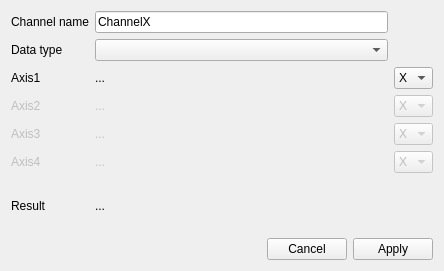
The window that ClearMap/gui/creator/image_group_ctrls.ui (ClearAnatomics/ClearMap) describes before a commit, drawn with Qt 5.
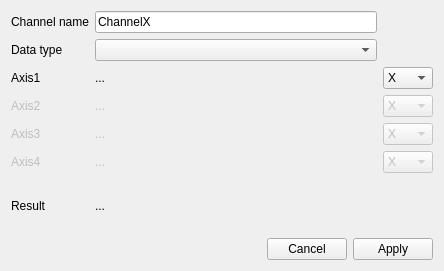
The same window after the commit.

Commit message: GUI: Fixes axes comboboxes width in file path wizzard

The edit to the form file:
```diff
--- a/ClearMap/gui/creator/image_group_ctrls.ui
+++ b/ClearMap/gui/creator/image_group_ctrls.ui
@@ -28,6 +28,12 @@
        <property name="enabled">
         <bool>false</bool>
        </property>
+       <property name="minimumSize">
+        <size>
+         <width>20</width>
+         <height>0</height>
+        </size>
+       </property>
        <property name="maximumSize">
         <size>
          <width>60</width>
@@ -98,6 +104,12 @@
      </item>
      <item row="2" column="2">
       <widget class="QComboBox" name="pattern0_0ComboBox">
+       <property name="minimumSize">
+        <size>
+         <width>50</width>
+         <height>0</height>
+        </size>
+       </property>
        <property name="maximumSize">
         <size>
          <width>60</width>
@@ -176,6 +188,12 @@
        <property name="enabled">
         <bool>false</bool>
        </property>
+       <property name="minimumSize">
+        <size>
+         <width>20</width>
+         <height>0</height>
+        </size>
+       </property>
        <property name="maximumSize">
         <size>
          <width>60</width>
@@ -236,6 +254,12 @@
        <property name="enabled">
         <bool>false</bool>
        </property>
+       <property name="minimumSize">
+        <size>
+         <width>20</width>
+         <height>0</height>
+        </size>
+       </property>
        <property name="maximumSize">
         <size>
          <width>60</width>
```
